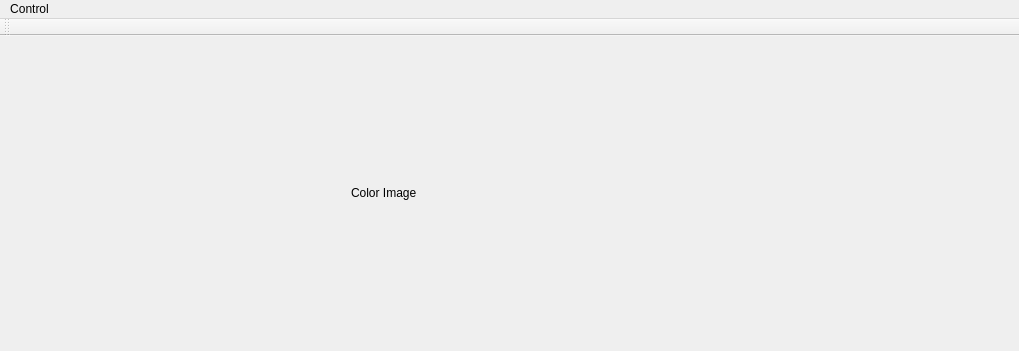
Before: the Qt Designer form mainwindow.ui in tony2278/AutomaticGrab, drawn with Qt 5; both pictures show x 0 to 1019 and y 0 to 351 of the 1019 by 580 pixel window.
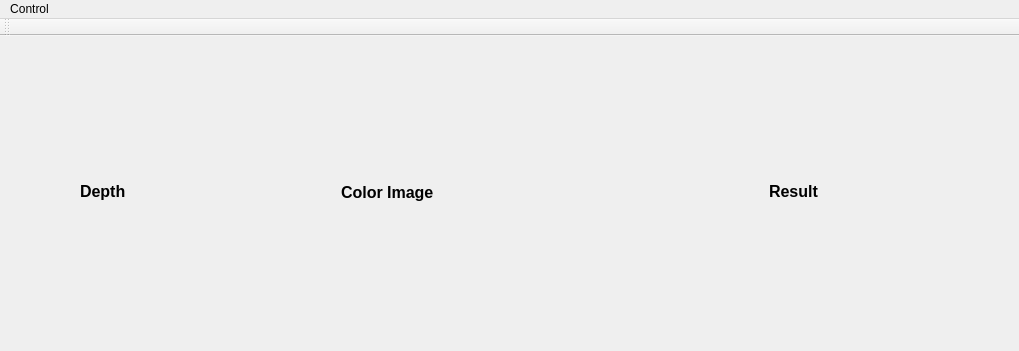
After: the same form once the commit is applied.

The edit to the form file:
```diff
--- a/mainwindow.ui
+++ b/mainwindow.ui
@@ -49,13 +49,63 @@
         <number>0</number>
        </property>
        <item>
-        <widget class="QWidget" name="widget_Depth" native="true"/>
+        <widget class="QWidget" name="widget_Depth" native="true">
+         <property name="font">
+          <font>
+           <pointsize>9</pointsize>
+           <weight>50</weight>
+           <bold>false</bold>
+          </font>
+         </property>
+         <widget class="QLabel" name="label_2">
+          <property name="geometry">
+           <rect>
+            <x>80</x>
+            <y>130</y>
+            <width>161</width>
+            <height>51</height>
+           </rect>
+          </property>
+          <property name="font">
+           <font>
+            <pointsize>12</pointsize>
+            <weight>75</weight>
+            <bold>true</bold>
+           </font>
+          </property>
+          <property name="text">
+           <string>Depth</string>
+          </property>
+         </widget>
+        </widget>
        </item>
        <item>
         <widget class="QWidget" name="widget_Color" native="true">
          <layout class="QVBoxLayout" name="verticalLayout_3">
+          <property name="spacing">
+           <number>0</number>
+          </property>
+          <property name="leftMargin">
+           <number>1</number>
+          </property>
+          <property name="topMargin">
+           <number>1</number>
+          </property>
+          <property name="rightMargin">
+           <number>1</number>
+          </property>
+          <property name="bottomMargin">
+           <number>1</number>
+          </property>
           <item>
            <widget class="QLabel" name="labelColor">
+            <property name="font">
+             <font>
+              <pointsize>12</pointsize>
+              <weight>75</weight>
+              <bold>true</bold>
+             </font>
+            </property>
             <property name="text">
              <string>Color Image</string>
             </property>
@@ -68,7 +118,28 @@
         </widget>
        </item>
        <item>
-        <widget class="QWidget" name="widget_Result" native="true"/>
+        <widget class="QWidget" name="widget_Result" native="true">
+         <widget class="QLabel" name="label">
+          <property name="geometry">
+           <rect>
+            <x>90</x>
+            <y>130</y>
+            <width>181</width>
+            <height>51</height>
+           </rect>
+          </property>
+          <property name="font">
+           <font>
+            <pointsize>12</pointsize>
+            <weight>75</weight>
+            <bold>true</bold>
+           </font>
+          </property>
+          <property name="text">
+           <string>Result</string>
+          </property>
+         </widget>
+        </widget>
        </item>
       </layout>
      </widget>
```
Left out of the diff: 12 changed lines with no effect on the pictures.
